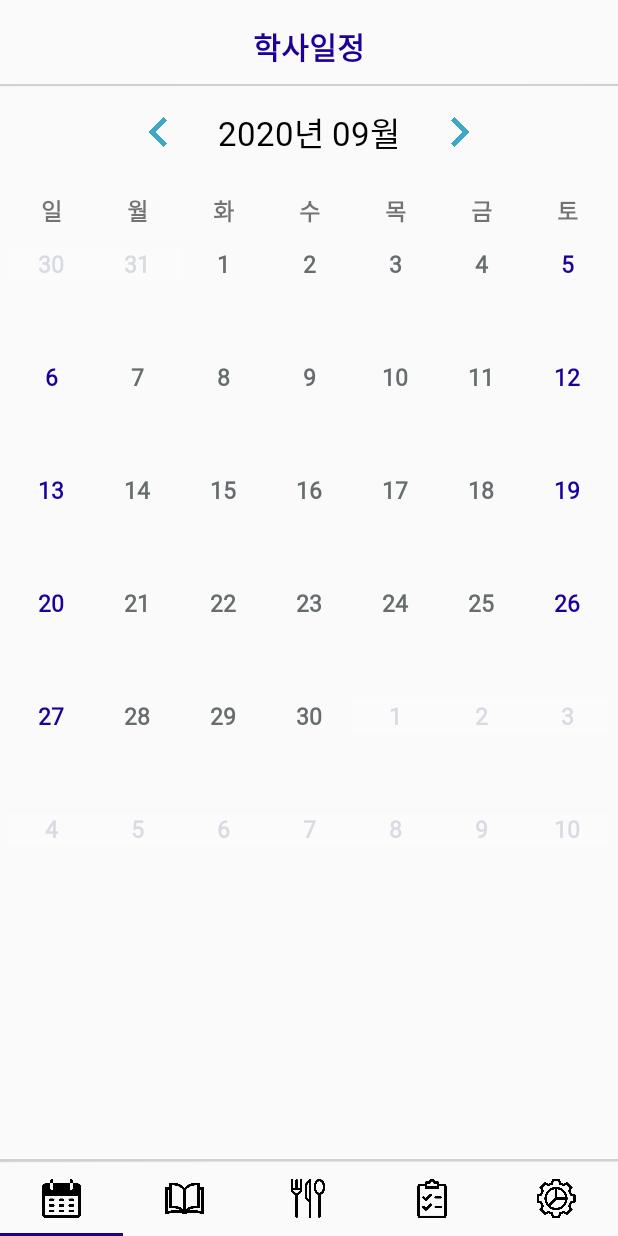
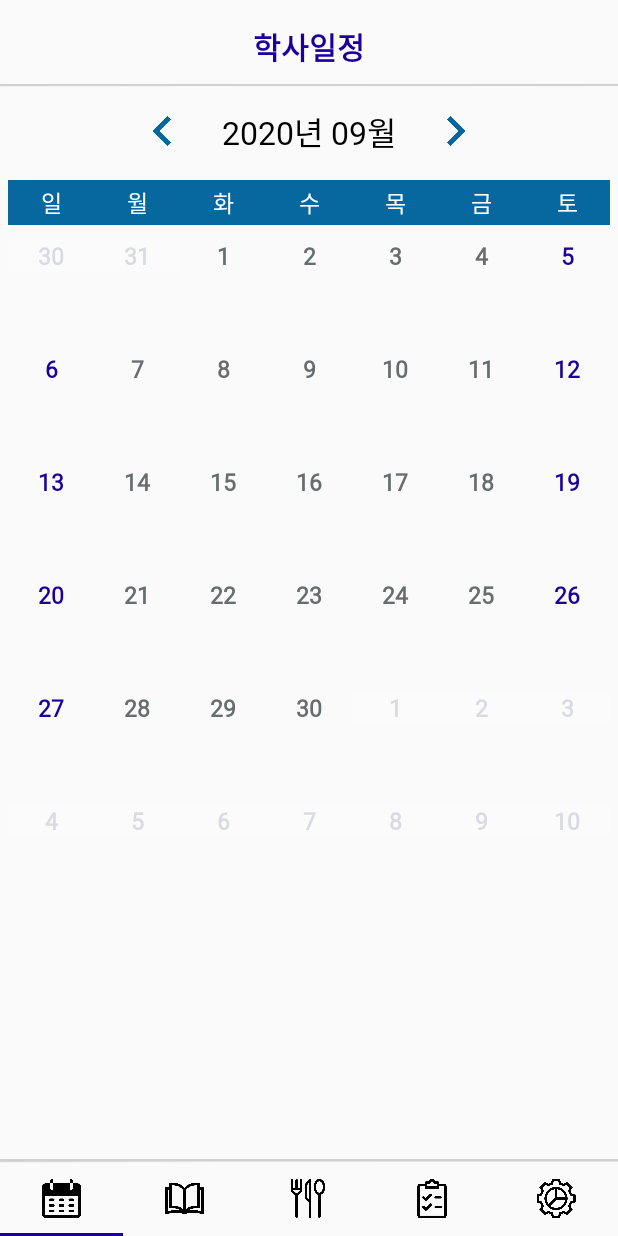
Before and after one commit to noion0511/MealService, an Android app: the screen it shows after launch (MainActivity), on a phone screen of 412 x 824 dp. Run offline under Robolectric (Android 15) with nearby library versions, the phone set to English and light mode, and no system bars; network calls fail.

Commit message:
앱 이름은 심플스쿨, 디자인 수정

```diff
--- a/school_lunch/app/src/main/java/com/example/school_lunch/Adapter/NoticeAdapter.kt
+++ b/school_lunch/app/src/main/java/com/example/school_lunch/Adapter/NoticeAdapter.kt
@@ -31,7 +31,7 @@ class NoticeAdapter(private val items: List<NoticeF.NoticeItem>, val context: Co
         holder.itemView.notice_day?.text = items[position].day
         holder.itemView.notice_number?.text = items[position].number
 
-        if(items[position].number==" [공지] "){
+        if(items[position].number=="공 지"){
             holder.itemView.notice_number.setBackgroundColor(Color.parseColor("#fddb3a"))
         }
         else{
--- a/school_lunch/app/src/main/java/com/example/school_lunch/Fragment/NoticeF.kt
+++ b/school_lunch/app/src/main/java/com/example/school_lunch/Fragment/NoticeF.kt
@@ -66,7 +66,7 @@ class NoticeF : Fragment() {
                 val urlCode = numberList[1].value
                 val realUrl = "http://jungang.jje.hs.kr/jungang-h/0201/board/16395/$urlCode"
                 if(number==""){
-                    NoticeItem(" [공지] ",title,writer,day,realUrl)
+                    NoticeItem("공 지",title,writer,day,realUrl)
                 }
                 else{
                     NoticeItem(number,title,writer,day,realUrl)
--- a/school_lunch/app/src/main/res/layout/cal_item.xml
+++ b/school_lunch/app/src/main/res/layout/cal_item.xml
@@ -33,9 +33,10 @@
                 android:layout_gravity="center"
                 android:padding="3dp"
                 android:text="@string/app_name"
-                android:textSize="13sp"
+                android:textSize="11sp"
                 android:textStyle="bold"
-                android:fontFamily="@font/cafe24dangdanghae"/>
+                android:letterSpacing="0.05"
+                android:fontFamily="@font/cafe24ohsquareair"/>
 
             <View
                 android:id="@+id/classView2"
--- a/school_lunch/app/src/main/res/layout/class_item.xml
+++ b/school_lunch/app/src/main/res/layout/class_item.xml
@@ -26,7 +26,6 @@
             android:gravity="center_horizontal|center_vertical"
             android:text="@string/app_name"
             android:textSize="15sp"
-            android:textStyle="bold"
             android:fontFamily="@font/cafe24dangdanghae"/>
 
         <View
--- a/school_lunch/app/src/main/res/layout/fragment_academic_calendar.xml
+++ b/school_lunch/app/src/main/res/layout/fragment_academic_calendar.xml
@@ -35,7 +35,7 @@
                     android:layout_weight="1"
                     android:gravity="center"
                     android:src="@drawable/left"
-                    android:tint="@color/blueColor3" />
+                    android:tint="@color/blueColor2" />
 
                 <TextView
                     android:id="@+id/fg_cal_month"
@@ -49,7 +49,7 @@
                     android:gravity="center"
                     android:text="@string/fg_cal_mon"
                     android:textColor="@color/colorPrimaryDark"
-                    android:textSize="22sp" />
+                    android:textSize="21sp" />
 
                 <androidx.appcompat.widget.AppCompatImageView
                     android:id="@+id/fg_cal_next"
@@ -60,7 +60,7 @@
                     android:gravity="center"
                     android:src="@drawable/right"
                     android:textSize="15sp"
-                    android:tint="@color/blueColor3"/>
+                    android:tint="@color/blueColor2"/>
             </LinearLayout>
 
             <!--            <View-->
@@ -80,7 +80,7 @@
             android:layout_marginRight="10dp"
             android:layout_marginLeft="10dp"
             android:layout_marginTop="5dp"
-            android:layout_marginBottom="10dp"/>
+            android:layout_marginBottom="5dp"/>
 
         <LinearLayout
             android:layout_width="match_parent"
@@ -96,7 +96,8 @@
                 android:layout_marginRight="5dp"
                 android:layout_marginBottom="10dp"
                 android:gravity="center"
-                android:orientation="horizontal">
+                android:orientation="horizontal"
+                android:background="@color/blueColor2">
 
                 <TextView
                     android:id="@+id/textView4"
@@ -107,7 +108,7 @@
                     android:gravity="center"
                     android:text="@string/sun"
                     android:textSize="15sp"
-                    android:textStyle="bold" />
+                    android:textColor="@color/white"/>
 
                 <TextView
                     android:id="@+id/textView5"
@@ -118,7 +119,7 @@
                     android:gravity="center"
                     android:text="@string/mon"
                     android:textSize="15sp"
-                    android:textStyle="bold" />
+                    android:textColor="@color/white"/>
 
                 <TextView
                     android:id="@+id/textView6"
@@ -129,7 +130,7 @@
                     android:gravity="center"
                     android:text="@string/tue"
                     android:textSize="15sp"
-                    android:textStyle="bold" />
+                    android:textColor="@color/white"/>
 
                 <TextView
                     android:id="@+id/textView7"
@@ -140,7 +141,7 @@
                     android:gravity="center"
                     android:text="@string/wed"
                     android:textSize="15sp"
-                    android:textStyle="bold" />
+                    android:textColor="@color/white"/>
 
                 <TextView
                     android:id="@+id/textView8"
@@ -151,7 +152,7 @@
                     android:gravity="center"
                     android:text="@string/thu"
                     android:textSize="15sp"
-                    android:textStyle="bold" />
+                    android:textColor="@color/white"/>
 
                 <TextView
                     android:id="@+id/classTime"
@@ -162,7 +163,7 @@
                     android:gravity="center"
                     android:text="@string/fri"
                     android:textSize="15sp"
-                    android:textStyle="bold" />
+                    android:textColor="@color/white"/>
 
                 <TextView
                     android:id="@+id/textView10"
@@ -173,7 +174,7 @@
                     android:gravity="center"
                     android:text="@string/sat"
                     android:textSize="15sp"
-                    android:textStyle="bold" />
+                    android:textColor="@color/white"/>
             </LinearLayout>
 
             <LinearLayout
```
Also changed, not shown: school_lunch/app/src/main/res/layout/fragment_infomation.xml (+5 -5 lines), school_lunch/app/src/main/res/layout/fragment_setting.xml (+45 -41 lines), school_lunch/app/src/main/res/layout/meal_item.xml (+12 -13 lines), school_lunch/app/src/main/res/layout/notice_item.xml (+5 -3 lines).
